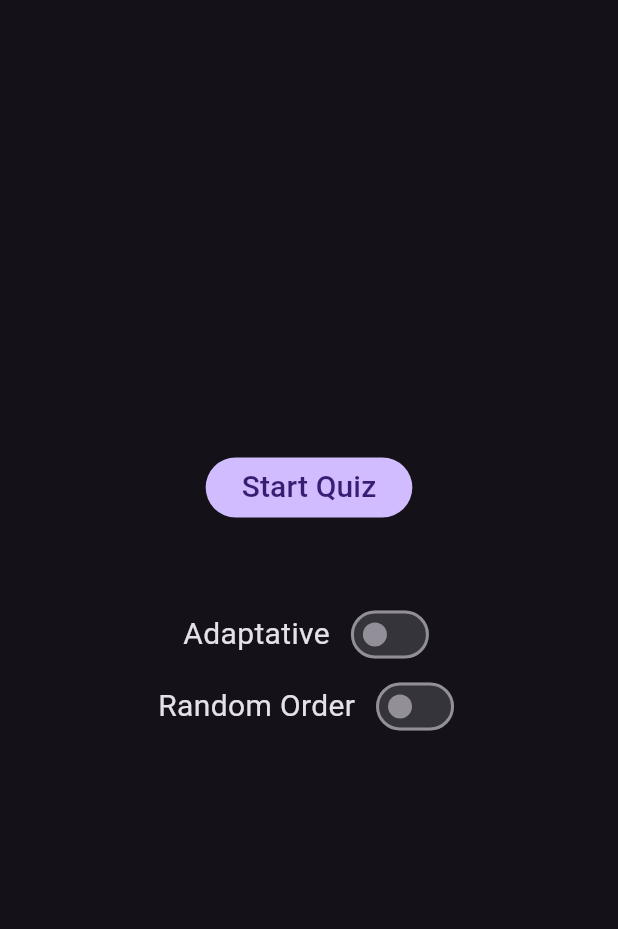
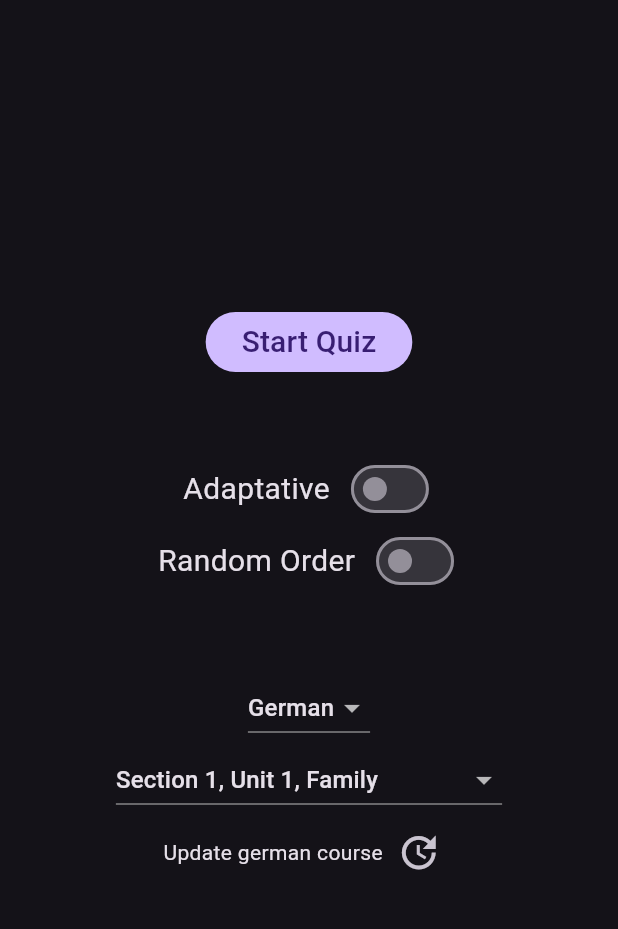
Before and after one commit to dcosta500/duo_words, a Flutter app: the screen it shows after launch, on a phone screen of 412 x 824 dp, the part 63-992 px from its top. Run offline on Flutter 3.47's test engine with Material 3 defaults, Android fonts, the light colour scheme and no system bars.

Commit message:
Can now select language and chapter. Words are now retrieved from the server and stored in a cache file.

```diff
--- a/lib/pages/menu_page.dart
+++ b/lib/pages/menu_page.dart
@@ -1,9 +1,9 @@
 // ignore_for_file: prefer_const_constructors
 
 import 'package:duo_words/pages/quiz_page.dart';
-import 'package:duo_words/utils/question/question_generator.dart';
+import 'package:duo_words/utils/question/question_parser.dart';
 import 'package:duo_words/utils/quiz_configuration.dart';
-import 'package:duo_words/utils/word/chapter.dart';
+import 'package:duo_words/utils/word_cache.dart';
 import 'package:flutter/material.dart';
 
 import '../utils/question/question.dart';
@@ -18,14 +18,31 @@ class MenuPage extends StatefulWidget {
 }
 
 class _MenuPageState extends State<MenuPage> {
-  Language language = Language.GERMAN; // Default language
-  Chapter chapter = Chapter.S1_U1_FAMILY; // Default chapter
+  late Language language = Language.german; // Default language
+  late List<Chapter> chapterList;
+  late Chapter chapter; // Default chapter
 
   bool isAdaptative = false;
   bool hasRandomOrder = false;
+  bool isLoading = false;
+
+  _MenuPageState() {
+    language = Language.german;
+    chapterList = getChapters(language).reversed.toList();
+    chapter = chapterList.first;
+  }
 
   void navigateToQuizPage(
       BuildContext context, List<Question> questionList, QuizConfiguration qc) {
+    if (questionList.isEmpty) {
+      ScaffoldMessenger.of(context).showSnackBar(
+        SnackBar(
+          content: Text('No questions available.'),
+          duration: Duration(seconds: 2),
+        ),
+      );
+      return;
+    }
     Navigator.push(
       context,
       MaterialPageRoute(
@@ -37,8 +54,14 @@ class _MenuPageState extends State<MenuPage> {
   Widget getButton(BuildContext context, String text, QuizConfiguration qc) {
     return FilledButton(
       onPressed: () async {
+        setState(() {
+          isLoading = true;
+        });
         List<Question> questionList = await QuestionParser.getFromDb(
             language: language, chapter: chapter);
+        setState(() {
+          isLoading = false;
+        });
         navigateToQuizPage(context, questionList, qc);
       },
       child: Text(text, style: TextStyle(fontSize: 20.0)),
@@ -62,7 +85,15 @@ class _MenuPageState extends State<MenuPage> {
     return Scaffold(
       appBar: APP_BAR,
       body: Center(
-        child: Column(
+        child: isLoading
+            ? CircularProgressIndicator() // Show loading indicator when isLoading is true
+            : buildContent(context), // Otherwise, show the main content
+      ),
+    );
+  }
+
+  Widget buildContent(BuildContext context) {
+    return Column(
       mainAxisAlignment: MainAxisAlignment.center,
       children: [
         // Buttons
@@ -106,9 +137,74 @@ class _MenuPageState extends State<MenuPage> {
             ),
           ],
         ),
+        SizedBox(height: 50.0),
+        // Additional Operations
+        DropdownButton<Language>(
+          dropdownColor: Colors.black,
+          value: language,
+          onChanged: (Language? newValue) {
+            setState(() {
+              List<Chapter> auxList = getChapters(newValue!).reversed.toList();
+              if (auxList.isEmpty) {
+                printd("No chapters defined for ${newValue.name}.");
+                return;
+              }
+
+              language = newValue;
+              chapterList = auxList;
+              chapter = chapterList.first;
+            });
+          },
+          items:
+              Language.values.map<DropdownMenuItem<Language>>((Language value) {
+            return DropdownMenuItem<Language>(
+              value: value,
+              child:
+                  Text(value.name[0].toUpperCase() + value.name.substring(1)),
+            );
+          }).toList(),
+        ),
+        DropdownButton<Chapter>(
+          dropdownColor: Colors.black,
+          value: chapter,
+          onChanged: (Chapter? newValue) {
+            setState(() {
+              chapter = newValue!;
+            });
+          },
+          items: chapterList.map<DropdownMenuItem<Chapter>>((Chapter value) {
+            return DropdownMenuItem<Chapter>(
+              value: value,
+              child: Text(value.getPresentationString()),
+            );
+          }).toList(),
+        ),
+        Row(
+          mainAxisAlignment: MainAxisAlignment.center,
+          children: [
+            Text('Update ${language.name} course'),
+            IconButton(
+              icon: Icon(Icons.update, size: 30),
+              onPressed: () async {
+                setState(() {
+                  isLoading = true;
+                });
+                await updateLocalCacheForLanguage(language);
+                setState(() {
+                  isLoading = false;
+                });
+                ScaffoldMessenger.of(context).showSnackBar(
+                  SnackBar(
+                    content: Text("Cache updated."),
+                    duration: Duration(seconds: 2),
+                  ),
+                );
+              },
+              tooltip: 'Fetch Course Updates',
+            ),
           ],
         ),
-      ),
+      ],
     );
   }
 }
--- a/lib/utils/quiz.dart
+++ b/lib/utils/quiz.dart
@@ -2,6 +2,8 @@ import 'dart:math';
 
 import 'package:duo_words/utils/question/question.dart';
 import 'package:duo_words/utils/quiz_configuration.dart';
+
+import '../pages/consts.dart';
 
 class Quiz {
   // If quiz is adaptative, it will start with a 3 question active pool.
@@ -62,7 +64,7 @@ class Quiz {
 
     int index = _getNextIndex();
 
-    print("Index: $index.");
+    printd("Index: $index.");
 
     return _questions[index];
   }
--- a/lib/utils/word/language.dart
+++ b/lib/utils/word/language.dart
@@ -1,3 +1,73 @@
 enum Language {
-  GERMAN,
+  german,
+  dutch,
 }
+
+class Chapter {
+  late String _name;
+
+  Chapter(String name) {
+    _name = name;
+  }
+
+  String get name => _name;
+
+  @override
+  String toString() => _name;
+
+  String getPresentationString() {
+    List<String> parts = _name.split("-");
+
+    // Section
+    String sectionCode = parts[0];
+    int sectionNumber = int.parse(sectionCode.substring(1, sectionCode.length));
+    String section = "Section $sectionNumber";
+
+    // Unit
+    String unitCode = parts[1];
+    int unitNumber = int.parse(unitCode.substring(1, unitCode.length));
+    String unit = "Unit $unitNumber";
+
+    // Name
+    String nameCode = parts[2];
+    String name = nameCode.replaceAll("_", " ").toLowerCase();
+    // Capitalise first letter
+    name = name[0].toUpperCase() + name.substring(1);
+
+    return "Section $sectionNumber, Unit $unitNumber, $name";
+  }
+}
+
+class LanguageChapters {
+  late Language _language;
+  late List<Chapter> _chapters;
+
+  LanguageChapters(Language language, List<Chapter> chapters) {
+    _language = language;
+    _chapters = chapters;
+  }
+
+  List<Chapter> get chapters => _chapters;
+
+  Language get language => _language;
+}
+
+Chapter getChapter(Language language, String chapter) {
+  return getChapters(language).firstWhere((c) => c.toString() == chapter);
+}
+
+List<Chapter> getChapters(Language language) {
+  return languageChapters.firstWhere((lc) => lc.language == language).chapters;
+}
+
+// Define a function or a getter to provide the chapters for each language
+List<LanguageChapters> get languageChapters => [
+      LanguageChapters(Language.german, [
+        Chapter("s1-u1-order_in_a_cafe"),
+        Chapter("s1-u1-family"),
+        // Add more chapters as needed
+      ]),
+      LanguageChapters(Language.dutch, [
+        // Add more chapters as needed
+      ]),
+    ];
--- a/pubspec.yaml
+++ b/pubspec.yaml
@@ -12,6 +12,7 @@ dependencies:
   cupertino_icons: ^1.0.2
   audioplayers: ^5.2.1
   http: ^1.1.2
+  path_provider: ^2.1.1
 
 dev_dependencies:
   flutter_test:
```
Also changed, not shown: lib/pages/consts.dart (+8 -0 lines), lib/pages/quiz_page.dart (+12 -19 lines), lib/utils/question/question_parser.dart (renamed from lib/utils/question/question_generator.dart, +2 -7 lines), lib/utils/word/chapter.dart (deleted, +0 -57 lines), lib/utils/word/word.dart (+16 -2 lines), lib/utils/word_cache.dart (added, +110 -0 lines), lib/utils/words_http.dart (added, +32 -0 lines), pubspec.lock (deleted). Lines whose indentation alone changed are shown as unchanged.
